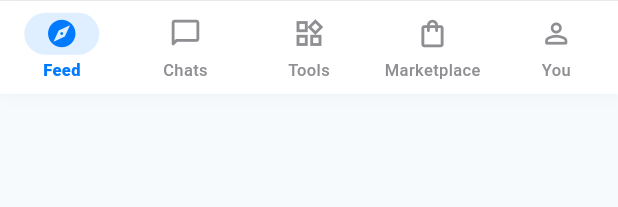
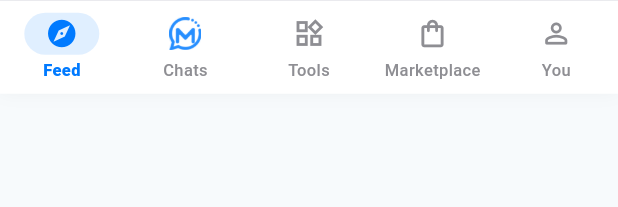
Before and after one commit to Web3nexus/murishspaceapp, a Flutter app: the _BottomBar widget shown alone on an empty page, opened directly with empty values, on a phone screen of 412 x 824 dp. Shown: the top 207 px of the screen. Run offline on Flutter 3.47's test engine with Material 3 defaults, Android fonts, the phone set to English and light mode, and no system bars; our stand-ins replace cached_network_image, camera, dio, flutter_riverpod, flutter_secure_storage, go_router and 7 more; accounts and stored records are empty.

Commit message:
fix(navigation): restore MurihSpace brand favicon for Chats tab with high-contrast light and dark mode visibility

```diff
--- a/lib/components/navigation_shell.dart
+++ b/lib/components/navigation_shell.dart
@@ -134,10 +134,17 @@ class _BottomBar extends StatelessWidget {
 
     final items = <_BarItem>[
       const _BarItem(Icons.explore_outlined, Icons.explore_rounded, 'Feed'),
-      const _BarItem(
-        Icons.chat_bubble_outline_rounded,
-        Icons.chat_bubble_rounded,
+      _BarItem(
+        null,
+        null,
         'Chats',
+        builder: (selected, isDark) => BrandFavicon(
+          size: 22,
+          isDark: isDark,
+          color: selected
+              ? const Color(0xFF007AFF)
+              : (isDark ? Colors.white : const Color(0xFF007AFF)),
+        ),
       ),
       centerItem,
       fourthItem,
@@ -155,7 +162,7 @@ class _BottomBar extends StatelessWidget {
         ),
         boxShadow: [
           BoxShadow(
-            color: Colors.black.withOpacity(isDark ? 0.3 : 0.05),
+            color: Colors.black.withValues(alpha: isDark ? 0.3 : 0.05),
             blurRadius: 10,
             offset: const Offset(0, -2),
           ),
@@ -193,18 +200,18 @@ class _BottomBar extends StatelessWidget {
             padding: const EdgeInsets.symmetric(horizontal: 14, vertical: 3),
             decoration: BoxDecoration(
               color: selected
-                  ? (isDark ? activeColor.withOpacity(0.2) : activeColor.withOpacity(0.12))
+                  ? (isDark ? activeColor.withValues(alpha: 0.2) : activeColor.withValues(alpha: 0.12))
                   : Colors.transparent,
               borderRadius: BorderRadius.circular(16),
             ),
-            child: item.customWidget != null
+            child: item.builder != null
                 ? SizedBox(
                     width: 22,
                     height: 22,
                     child: Center(
                       child: Opacity(
-                        opacity: selected ? 1.0 : 0.65,
-                        child: item.customWidget,
+                        opacity: selected ? 1.0 : (isDark ? 0.95 : 0.85),
+                        child: item.builder!(selected, isDark),
                       ),
                     ),
                   )
@@ -233,7 +240,7 @@ class _BarItem {
   final IconData? icon;
   final IconData? selectedIcon;
   final String label;
-  final Widget? customWidget;
+  final Widget Function(bool selected, bool isDark)? builder;
 
-  const _BarItem(this.icon, this.selectedIcon, this.label, {this.customWidget});
+  const _BarItem(this.icon, this.selectedIcon, this.label, {this.builder});
 }
```
